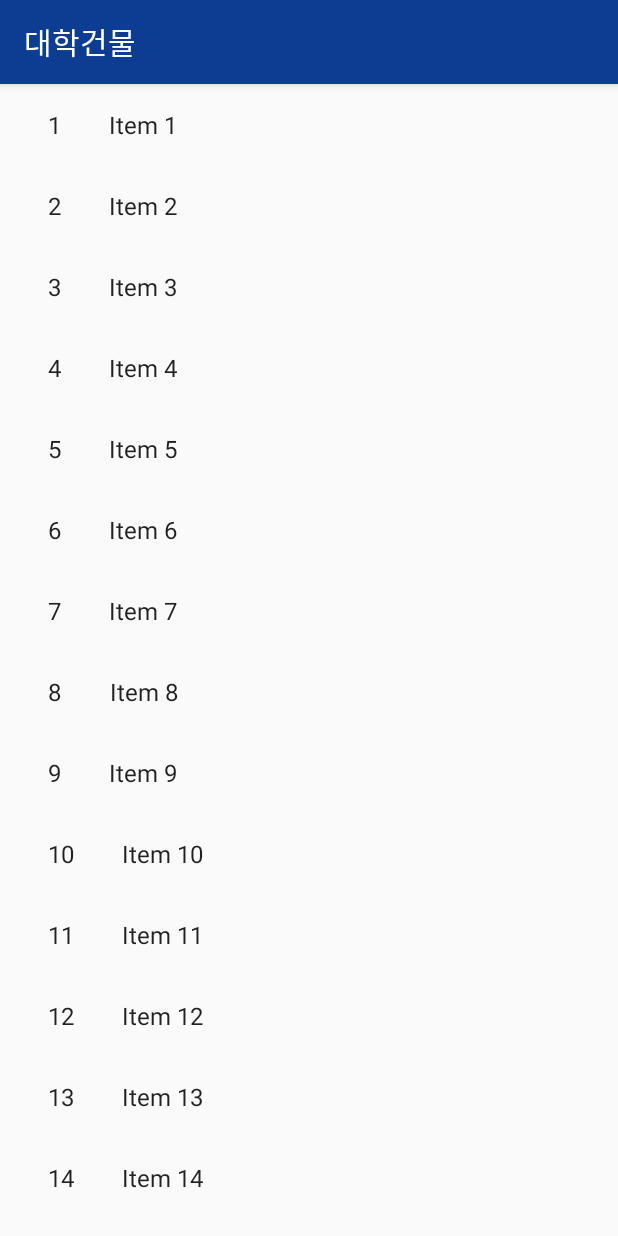
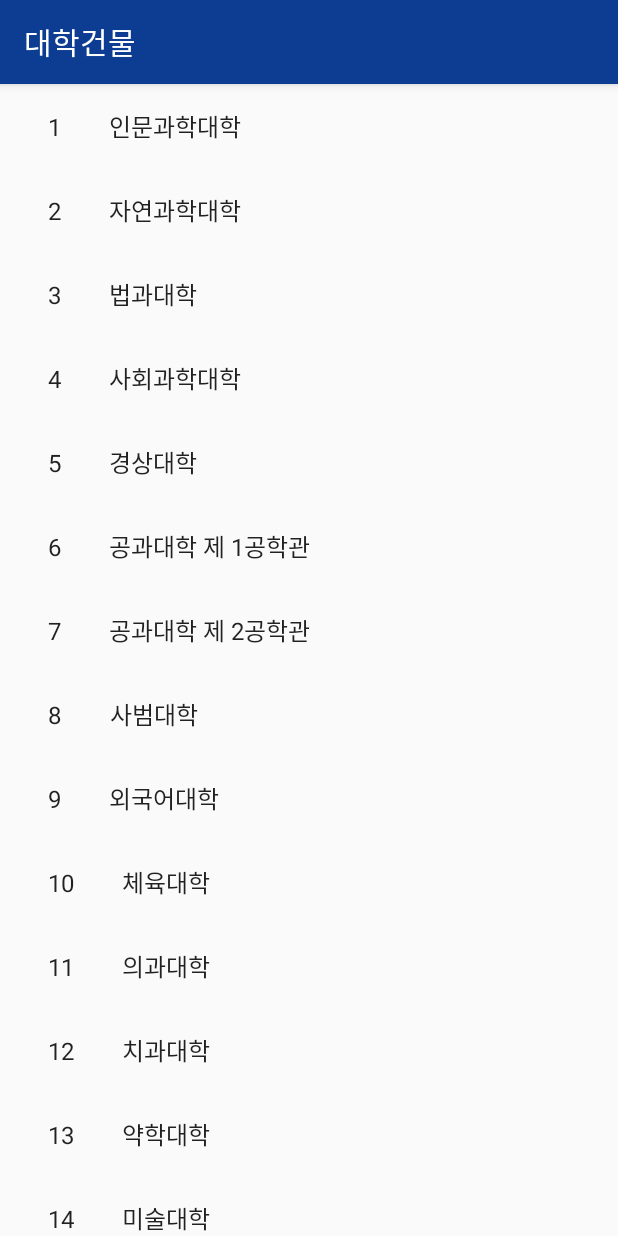
Before and after one commit to kjuhyo/ChosunThere_it, an Android app: the screen it shows after launch (UnivListActivity), after a tap on an icon or button, on a phone screen of 412 x 824 dp. Run offline under Robolectric (Android 15) with nearby library versions, the phone set to English and light mode, and no system bars.

Commit message:
Univ List 의 대학건물 리스트 출력(DummyContent.java 수정)

```diff
--- a/app/src/main/java/com/example/chousnthere_it/dummy/DummyContent.java
+++ b/app/src/main/java/com/example/chousnthere_it/dummy/DummyContent.java
@@ -1,5 +1,12 @@
 package com.example.chousnthere_it.dummy;
 
+import android.widget.TextView;
+
+import androidx.appcompat.app.AppCompatActivity;
+
+import com.example.chousnthere_it.R;
+
+import java.lang.reflect.Array;
 import java.util.ArrayList;
 import java.util.HashMap;
 import java.util.List;
@@ -11,7 +18,9 @@ import java.util.Map;
  * <p>
  * TODO: Replace all uses of this class before publishing your app.
  */
-public class DummyContent {
+public class DummyContent extends AppCompatActivity {
+    private static int buildingNum = 33; //대학건물 수
+
 
     /**
      * An array of sample (dummy) items.
@@ -23,10 +32,11 @@ public class DummyContent {
      */
     public static final Map<String, DummyItem> ITEM_MAP = new HashMap<String, DummyItem>();
 
-    private static final int COUNT = 25;
+    private static final int COUNT = buildingNum;
 
     static {
         // Add some sample items.
+
         for (int i = 1; i <= COUNT; i++) {
             addItem(createDummyItem(i));
         }
@@ -38,7 +48,7 @@ public class DummyContent {
     }
 
     private static DummyItem createDummyItem(int position) {
-        return new DummyItem(String.valueOf(position), "Item " + position, makeDetails(position));
+        return new DummyItem(String.valueOf(position),buildingArr(position) , makeDetails(position));
     }
 
     private static String makeDetails(int position) {
@@ -49,7 +59,26 @@ public class DummyContent {
         }
         return builder.toString();
     }
+    private static String buildingArr(int position) {
+        String output = null;
+        String[] buildingArr2 = new String[]{
+                "IT 융합대학","인문과학대학","자연과학대학","법과대학","사회과학대학","경상대학",
+                "공과대학 제 1공학관","공과대학 제 2공학관","사범대학","외국어대학","체육대학",
+                "의과대학","치과대학","약학대학","미술대학","기초교육대학","보건과학대학",
+                "미래사회융합대학","중앙도서관","해오름관", "입석홀","글로벌하우스","서석홀",
+                "백학학사","본관","솔마루","황금추관","학생회관","장황남 정보통신박물관","국제관",
+                "법학도서관","선박해양공학관","항공우주공학관" };
+       for(int i=0; i<buildingArr2.length-1; i++) {
+           if(i==position) {
+               output = buildingArr2[position];
+           }
+       }
+        StringBuilder builder = new StringBuilder();
+        builder.append(output);
 
+
+        return builder.toString();
+    }
     /**
      * A dummy item representing a piece of content.
      */
--- a/app/src/main/res/layout/activity_univ_detail.xml
+++ b/app/src/main/res/layout/activity_univ_detail.xml
@@ -31,7 +31,8 @@
                 android:layout_width="match_parent"
                 android:layout_height="?attr/actionBarSize"
                 app:layout_collapseMode="pin"
-                app:popupTheme="@style/ThemeOverlay.AppCompat.Light" />
+                app:popupTheme="@style/ThemeOverlay.AppCompat.Light"
+                android:backgroundTint="@color/colormainblue"/>
 
         </com.google.android.material.appbar.CollapsingToolbarLayout>
 
--- a/app/src/main/res/layout/activity_univ_list.xml
+++ b/app/src/main/res/layout/activity_univ_list.xml
@@ -7,20 +7,23 @@
     android:fitsSystemWindows="true"
     tools:context=".UnivListActivity">
 
+    <!-- 대학건물 누르면 처음 뜨는 화면 -->
+
     <com.google.android.material.appbar.AppBarLayout
         android:id="@+id/app_bar"
         android:layout_width="match_parent"
         android:layout_height="wrap_content"
-        android:theme="@style/AppTheme.AppBarOverlay"
+        android:theme="@style/AppTheme.NoActionBar"
         >
 
         <androidx.appcompat.widget.Toolbar
             android:id="@+id/toolbar"
             android:layout_width="match_parent"
             android:layout_height="?attr/actionBarSize"
+            android:background="#0d3d92"
             app:popupTheme="@style/AppTheme.PopupOverlay"
-            android:background="#0d3d92"
-            />
+
+            app:titleTextColor="@android:color/white" />
 
     </com.google.android.material.appbar.AppBarLayout>
 
```
Also changed, not shown: app/src/main/res/layout/sub_listview.xml (+14 -3 lines), app/src/main/res/values/strings.xml (+38 -0 lines).
